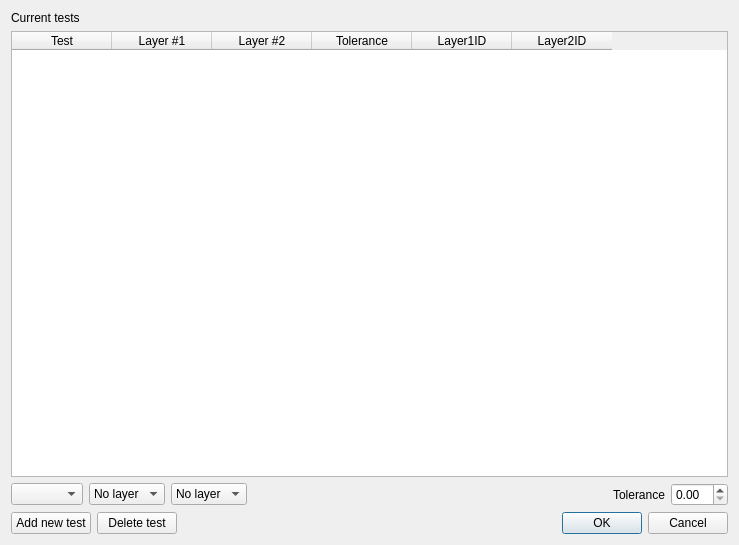
The window that src/plugins/topology/rulesDialog.ui (qgis/QGIS) describes before a commit, drawn with Qt 5.
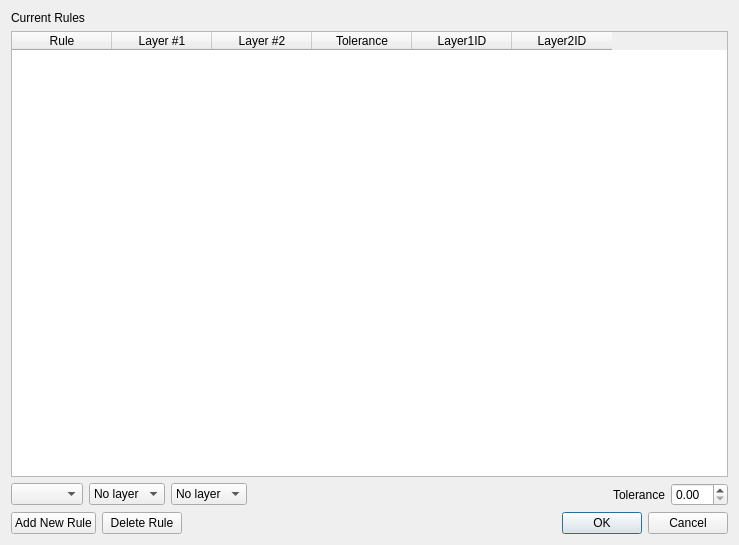
The same window after the commit.

Commit message: fixed issues in duplicate rule where zooming was not possible..renamed 'Test' to 'Rule'

```diff
--- a/src/plugins/topology/rulesDialog.ui
+++ b/src/plugins/topology/rulesDialog.ui
@@ -19,7 +19,7 @@
      <item>
       <widget class="QLabel" name="label">
        <property name="text">
-        <string>Current tests</string>
+        <string>Current Rules</string>
        </property>
       </widget>
      </item>
@@ -27,7 +27,7 @@
       <widget class="QTableWidget" name="mTestTable">
        <column>
         <property name="text">
-         <string>Test</string>
+         <string>Rule</string>
         </property>
        </column>
        <column>
@@ -120,14 +120,14 @@
        <item>
         <widget class="QPushButton" name="mAddTestButton">
          <property name="text">
-          <string>Add new test</string>
+          <string>Add New Rule</string>
          </property>
         </widget>
        </item>
        <item>
         <widget class="QPushButton" name="mDeleteTestButton">
          <property name="text">
-          <string>Delete test</string>
+          <string>Delete Rule</string>
          </property>
         </widget>
        </item>
```
The commit also changes 3 other files.
